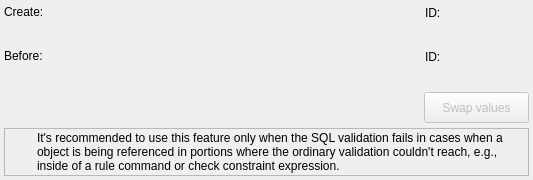
First picture: the form in libpgmodeler_ui/ui/swapobjectsidswidget.ui, repository pgmodeler/pgmodeler, before the edit.
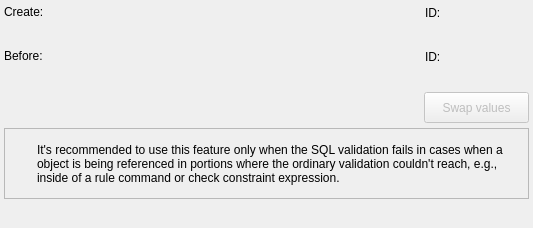
Second picture: the form after the edit. Icons and pictures are not drawn.

The edit to the form file:
```diff
--- a/libpgmodeler_ui/ui/swapobjectsidswidget.ui
+++ b/libpgmodeler_ui/ui/swapobjectsidswidget.ui
@@ -7,7 +7,7 @@
     <x>0</x>
     <y>0</y>
     <width>533</width>
-    <height>180</height>
+    <height>228</height>
    </rect>
   </property>
   <property name="minimumSize">
@@ -163,7 +163,7 @@
      <x>4</x>
      <y>128</y>
      <width>525</width>
-     <height>48</height>
+     <height>71</height>
     </rect>
    </property>
    <property name="sizePolicy">
@@ -181,7 +181,7 @@
    <property name="maximumSize">
     <size>
      <width>16777215</width>
-     <height>48</height>
+     <height>16777215</height>
     </size>
    </property>
    <property name="frameShape">
```
Left out of the diff: 2 changed lines with no effect on the pictures.
